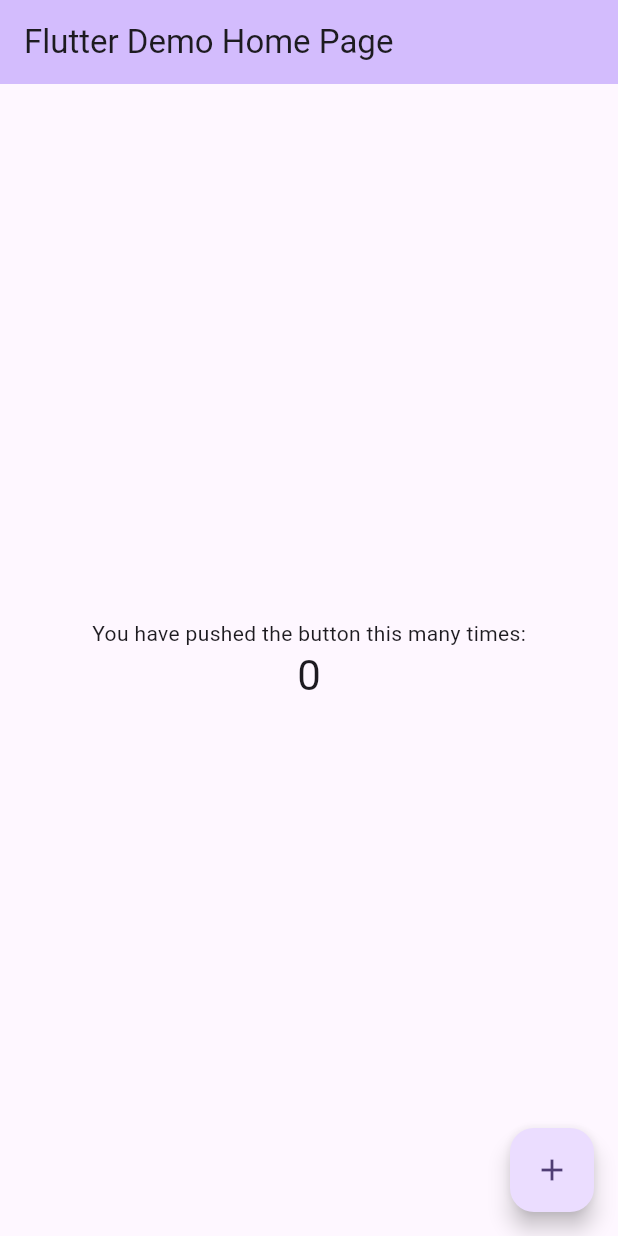
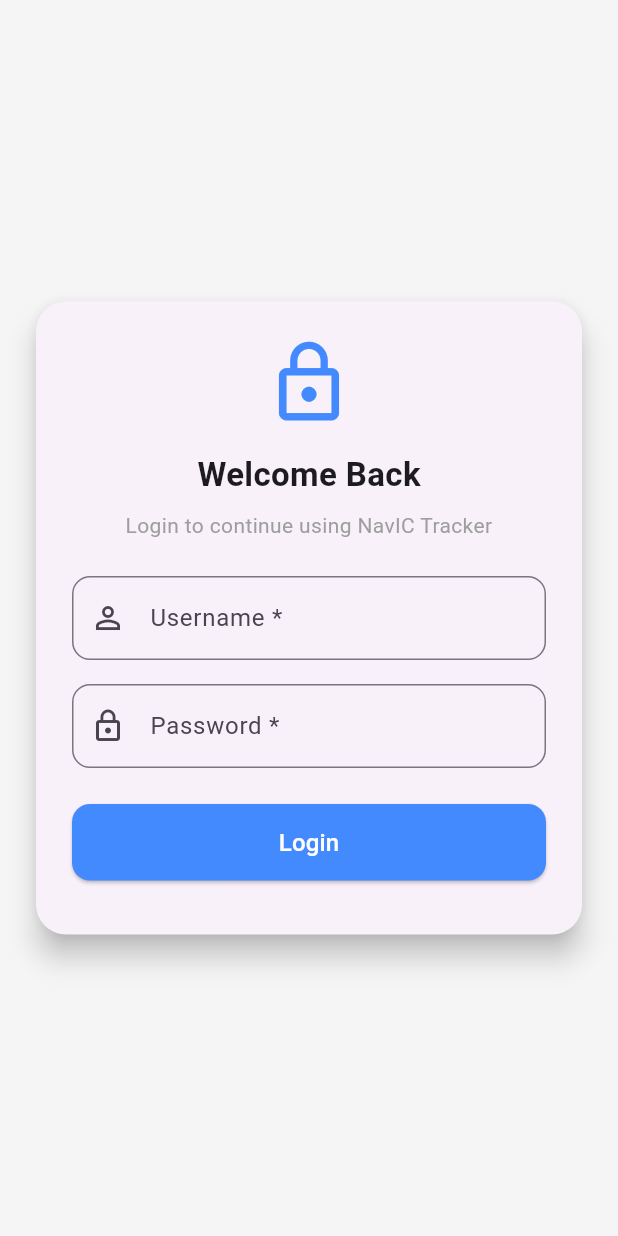
Before and after one commit to sauravtrada/sentinel-shores, a Flutter app: the screen it shows after launch, on a phone screen of 412 x 824 dp. Run offline on Flutter 3.47's test engine with Material 3 defaults, Android fonts, the light colour scheme and no system bars.

Commit message:
added login page

```diff
--- a/lib/main.dart
+++ b/lib/main.dart
@@ -1,4 +1,5 @@
 import 'package:flutter/material.dart';
+import 'package:flutter_app/pages/login_page.dart';
 
 void main() {
   runApp(const MyApp());
@@ -6,6 +7,24 @@
 
 class MyApp extends StatelessWidget {
   const MyApp({super.key});
+
+  Future<Widget> _checkToken() async {
+    // // final storage = const FlutterSecureStorage();
+    // final token = await storage.read(key: "token");
+    // final expires = await storage.read(key: "expiresAt");
+
+    final token = "";
+    final expires = "";
+
+
+    if (token != null && expires != null) {
+      final expiryDate = DateTime.tryParse(expires);
+      if (expiryDate != null && DateTime.now().isBefore(expiryDate)) {
+        // return const PhotoHomePage(); // ✅ token valid
+      }
+    }
+    return const LoginPage(); // ❌ token invalid or expired
+  }
 
   // This widget is the root of your application.
   @override
@@ -30,7 +49,18 @@
         // tested with just a hot reload.
         colorScheme: ColorScheme.fromSeed(seedColor: Colors.deepPurple),
       ),
-      home: const MyHomePage(title: 'Flutter Demo Home Page'),
+      home: FutureBuilder<Widget>(
+        future: _checkToken(),
+        builder: (context, snapshot) {
+          if (snapshot.connectionState == ConnectionState.waiting) {
+            return const Center(child: CircularProgressIndicator());
+          }
+          if (snapshot.hasData) {
+            return snapshot.data!;
+          }
+          return const LoginPage();
+        },
+      ),
     );
   }
 }
--- /dev/null
+++ b/lib/pages/login_page.dart
@@ -0,0 +1,145 @@
+import 'package:flutter/material.dart';
+// import 'package:http/http.dart' as http;
+import 'dart:convert';
+// import 'package:flutter_secure_storage/flutter_secure_storage.dart';
+// import '../config.dart';
+// import '../config.dart';
+// import 'signup_page.dart';
+
+class LoginPage extends StatefulWidget {
+  const LoginPage({super.key});
+
+  @override
+  State<LoginPage> createState() => _LoginPageState();
+}
+
+class _LoginPageState extends State<LoginPage> {
+  final usernameController = TextEditingController();
+  final passwordController = TextEditingController();
+  // final storage = const FlutterSecureStorage();
+  bool isLoading = false;
+
+  Future<void> login() async {
+    setState(() => isLoading = true);
+    final url = Uri.parse(
+        "/auth/login?username=${usernameController.text}&password=${passwordController.text}");
+
+    // final response = await http.post(url);
+    //
+    // if (response.statusCode == 200) {
+    //   final data = jsonDecode(response.body);
+    //   final token = data["token"];
+    //   final expiresIn = data["expiresInSeconds"];
+    //   final expiryDate =
+    //   DateTime.now().add(Duration(seconds: expiresIn)).toIso8601String();
+    //
+    //   await storage.write(key: "token", value: token);
+    //   await storage.write(key: "expiresAt", value: expiryDate);
+    //
+    //   if (!mounted) return;
+    //   // Navigator.pushReplacement(
+    //   //   context,
+    //   //   MaterialPageRoute(
+    //   //       builder: (_) => const MyHomePage(title: "NavIC Tracker")),
+    //   // );
+    // } else {
+    //   ScaffoldMessenger.of(context).showSnackBar(
+    //       const SnackBar(content: Text("❌ Login failed, try again")));
+    // }
+    setState(() => isLoading = false);
+  }
+
+  @override
+  Widget build(BuildContext context) {
+    return Scaffold(
+      backgroundColor: Colors.grey[100],
+      body: Center(
+        child: SingleChildScrollView(
+          child: Card(
+            elevation: 8,
+            shape:
+            RoundedRectangleBorder(borderRadius: BorderRadius.circular(20)),
+            margin: const EdgeInsets.symmetric(horizontal: 24),
+            child: Padding(
+              padding: const EdgeInsets.all(24),
+              child: Column(
+                mainAxisSize: MainAxisSize.min,
+                children: [
+                  const Icon(Icons.lock_outline,
+                      size: 60, color: Colors.blueAccent),
+                  const SizedBox(height: 16),
+                  const Text(
+                    "Welcome Back",
+                    style:
+                    TextStyle(fontSize: 22, fontWeight: FontWeight.bold),
+                  ),
+                  const SizedBox(height: 8),
+                  const Text(
+                    "Login to continue using NavIC Tracker",
+                    textAlign: TextAlign.center,
+                    style: TextStyle(color: Colors.grey),
+                  ),
+                  const SizedBox(height: 24),
+                  TextField(
+                    controller: usernameController,
+                    decoration: InputDecoration(
+                      labelText: "Username *",
+                      border: OutlineInputBorder(
+                          borderRadius: BorderRadius.circular(12)),
+                      prefixIcon: const Icon(Icons.person_outline),
+                    ),
+                  ),
+                  const SizedBox(height: 16),
+                  TextField(
+                    controller: passwordController,
+                    obscureText: true,
+                    decoration: InputDecoration(
+                      labelText: "Password *",
+                      border: OutlineInputBorder(
+                          borderRadius: BorderRadius.circular(12)),
+                      prefixIcon: const Icon(Icons.lock_outline),
+                    ),
+                  ),
+                  const SizedBox(height: 24),
+                  isLoading
+                      ? const CircularProgressIndicator()
+                      : SizedBox(
+                    width: double.infinity,
+                    child: ElevatedButton(
+                      onPressed: () {
+                        if(usernameController.text.isEmpty || passwordController.text.isEmpty){
+                          ScaffoldMessenger.of(context).showSnackBar(
+                              const SnackBar(content: Text("Please enter both username and password"))
+                          );
+                          return;
+                        }
+                        login();
+                      },
+                      style: ElevatedButton.styleFrom(
+                        backgroundColor: Colors.blueAccent, // custom color
+                        padding: const EdgeInsets.symmetric(vertical: 14),
+                        shape: RoundedRectangleBorder(
+                            borderRadius: BorderRadius.circular(12)),
+                      ),
+                      child: const Text("Login", style: TextStyle(fontSize: 16, color: Colors.white)),
+                    ),
+                  ),
+                  const SizedBox(height: 12),
+                  // TextButton(
+                  //   onPressed: () {
+                  //     Navigator.push(
+                  //       context,
+                  //       MaterialPageRoute(builder: (_) => const SignupPage()),
+                  //     );
+                  //   },
+                  //   child: const Text("Don’t have an account? Sign up"),
+                  // )
+                ],
+              ),
+            ),
+          ),
+        ),
+      ),
+    );
+  }
+}
```
